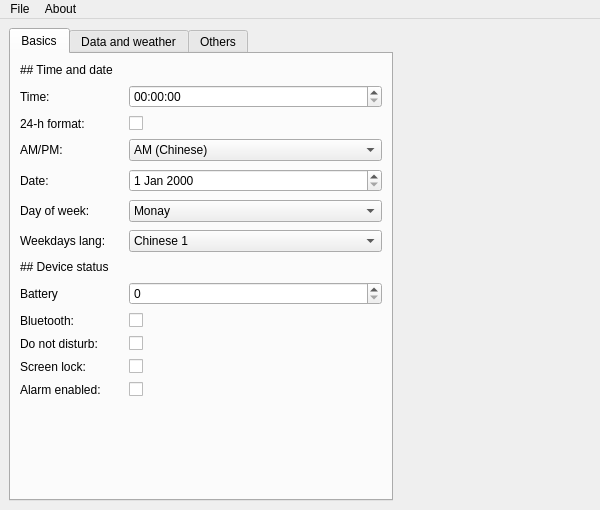
The window that mibandpreview-qt/qt/app.ui (melianmiko/mibandpreview) describes before a commit, drawn with Qt 5.
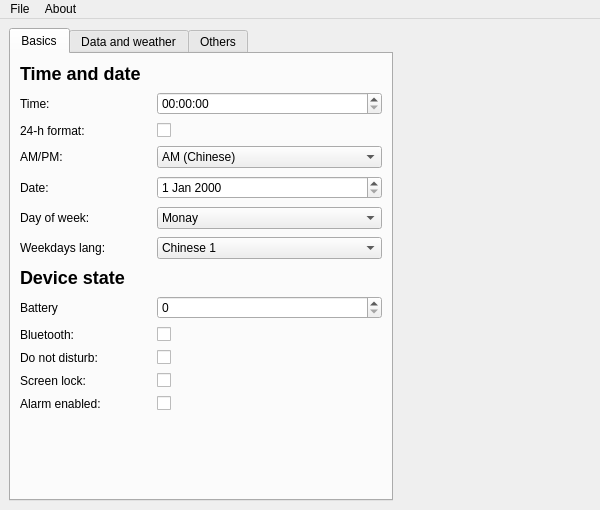
The same window after the commit. The open tabs and pages were chosen to show the change. Icons and pictures are not drawn.

Patch:
```diff
--- a/mibandpreview-qt/qt/app.ui
+++ b/mibandpreview-qt/qt/app.ui
@@ -90,10 +90,10 @@
             <item row="0" column="0">
              <widget class="QLabel" name="label">
               <property name="text">
-               <string>## Time and date</string>
+               <string>&lt;h2&gt;Time and date&lt;/h2&gt;</string>
               </property>
               <property name="textFormat">
-               <enum>Qt::MarkdownText</enum>
+               <enum>Qt::RichText</enum>
               </property>
              </widget>
             </item>
@@ -246,10 +246,10 @@
             <item row="7" column="0">
              <widget class="QLabel" name="label_2">
               <property name="text">
-               <string>## Device status</string>
+               <string>&lt;h2&gt;Device state&lt;/h2&gt;</string>
               </property>
               <property name="textFormat">
-               <enum>Qt::MarkdownText</enum>
+               <enum>Qt::RichText</enum>
               </property>
              </widget>
             </item>
```
Left out of the diff: 14 changed lines with no effect on the pictures.
